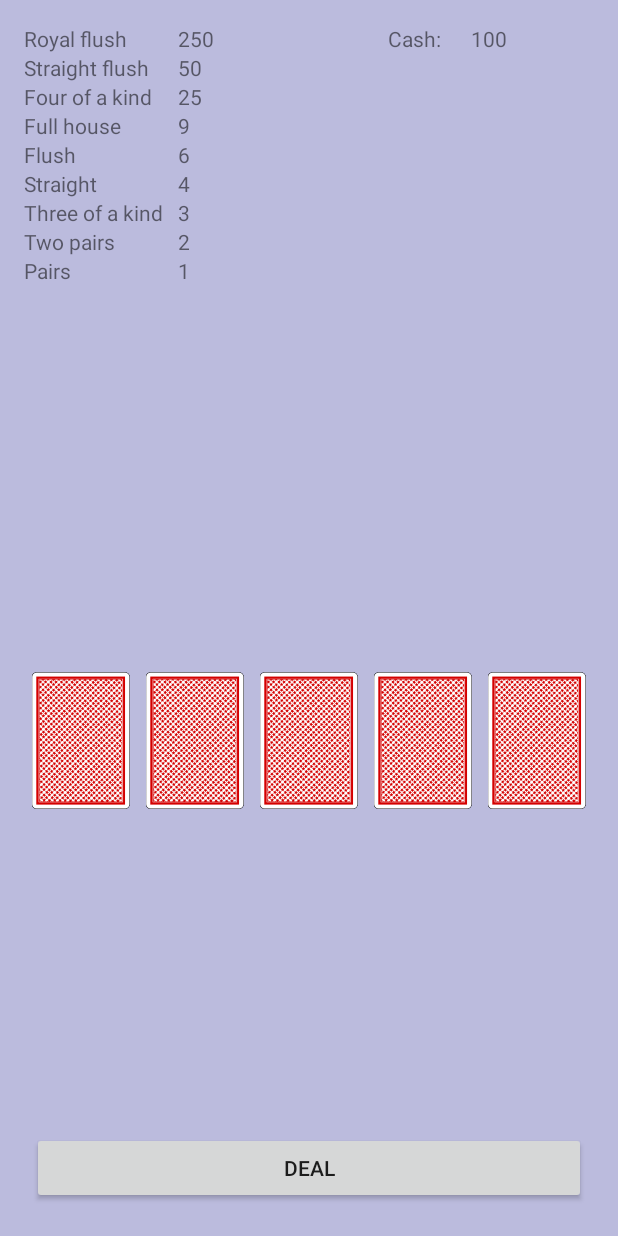
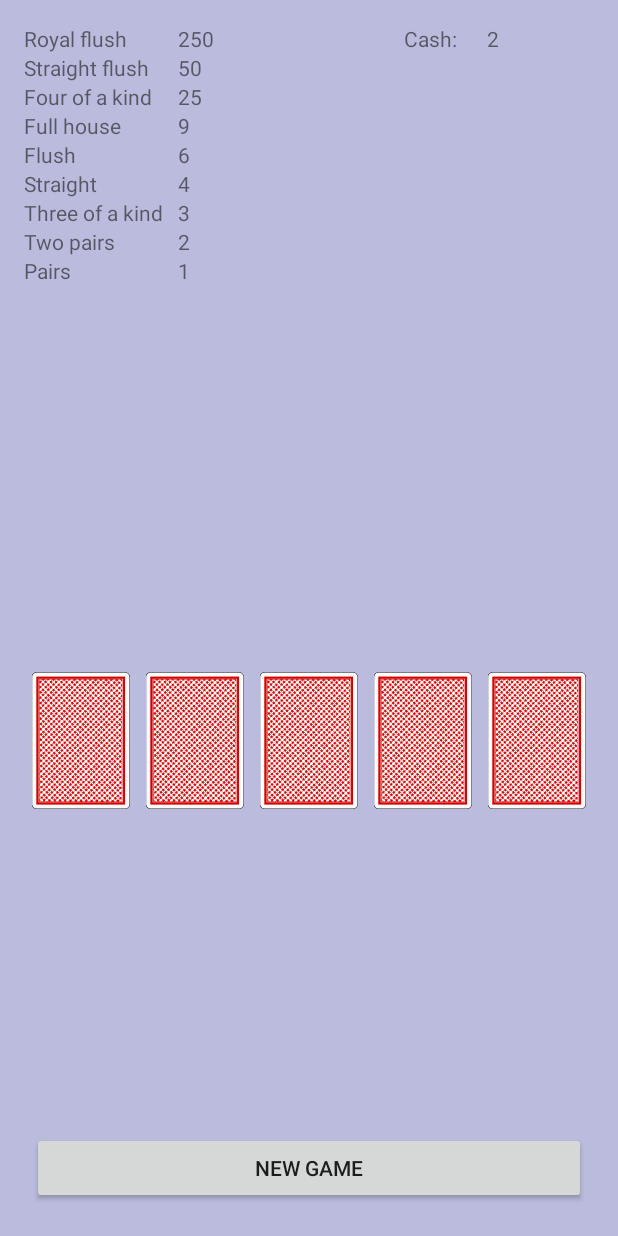
Before and after one commit to haavstr/videopoker, an Android app: the screen it shows after launch (GameActivity), on a phone screen of 412 x 824 dp. Run offline under Robolectric (Android 15) with nearby library versions, the phone set to English and light mode, and no system bars.

Commit message:
Added option for starting a new game after game over. Removed unused fragment view

```diff
--- a/VideoPoker/app/src/main/java/no/haavstr/videopoker/GameActivity.java
+++ b/VideoPoker/app/src/main/java/no/haavstr/videopoker/GameActivity.java
@@ -24,6 +24,7 @@ public class GameActivity extends Activity
     private boolean changePosition[] = new boolean[5];
     private boolean readyForNewRound;
     private boolean gameInProgress = false;
+    final private int BEGINNING_CASH = 100;
 
     private Button dealButton;
     private TextView cashView, winMessage;
@@ -74,8 +75,6 @@ public class GameActivity extends Activity
                     }
                 }
             });
-
-
         }
 
         // Set the TextView for the cash
@@ -92,7 +91,7 @@ public class GameActivity extends Activity
             deck = new Deck();
             hand = new Hand();
             resetChange();
-            cash = 100;
+            cash = 2;
             showCash();
             readyForNewRound = true;
         } else {
@@ -142,7 +141,8 @@ public class GameActivity extends Activity
 
     void gameOver() {
         winMessage.setText(R.string.gameover);
-        dealButton.setText(getResources().getString(R.string.newgame));
+        dealButton.setText(R.string.newgame);
+        cash = BEGINNING_CASH;
     }
     void newRound(){
         cash--;
@@ -201,10 +201,12 @@ public class GameActivity extends Activity
         /* Check to see if there is cash to start another round */
         if(cash <= 0) {
             gameOver();
+        } else {
+            dealButton.setText(getResources().getString(R.string.deal));
         }
 
         placeInDeck = 0;
-        dealButton.setText(getResources().getString(R.string.deal));
+
         readyForNewRound = true;
     }
 
--- a/VideoPoker/app/src/main/res/layout-land/activity_game.xml
+++ b/VideoPoker/app/src/main/res/layout-land/activity_game.xml
@@ -167,7 +167,7 @@
             android:layout_toRightOf="@+id/card4"
             android:layout_margin="5dp" />
 
-        <Button android:id="@+id/deal" android:text="Deal"
+        <Button android:id="@+id/deal" android:text="@string/newgame"
             android:layout_weight="1"
             android:layout_width="0px"
             android:layout_height="wrap_content"
--- a/VideoPoker/app/src/main/res/layout/activity_game.xml
+++ b/VideoPoker/app/src/main/res/layout/activity_game.xml
@@ -171,7 +171,7 @@
         android:layout_weight="1"
         android:layout_alignParentBottom="true">
 
-        <Button android:id="@+id/deal" android:text="Deal"
+        <Button android:id="@+id/deal" android:text="@string/newgame"
         android:layout_weight="1"
         android:layout_width="0px"
         android:layout_height="wrap_content"
--- a/VideoPoker/app/src/main/res/values/strings.xml
+++ b/VideoPoker/app/src/main/res/values/strings.xml
@@ -7,7 +7,7 @@
     <string name="cashvalue">0</string>
     <string name="deal">Deal</string>
     <string name="change">Change</string>
-    <string name="gameover">Game ove! You lost all your money!</string>
+    <string name="gameover">Game over! You lost all your money!</string>
     <string name="newgame">New Game</string>
     <string name="hold">Hold</string>
 
```
Also changed, not shown: VideoPoker/app/src/main/res/layout/fragment_game.xml (deleted, +0 -9 lines).
